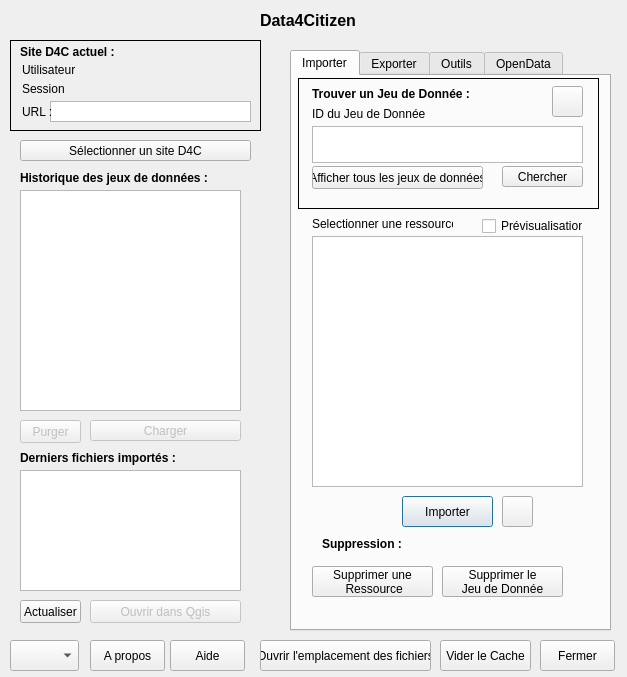
Above: d4c_api_dialog_base.ui from Pbeaucamp/qgis-d4c before the change. Below: the same form after it.
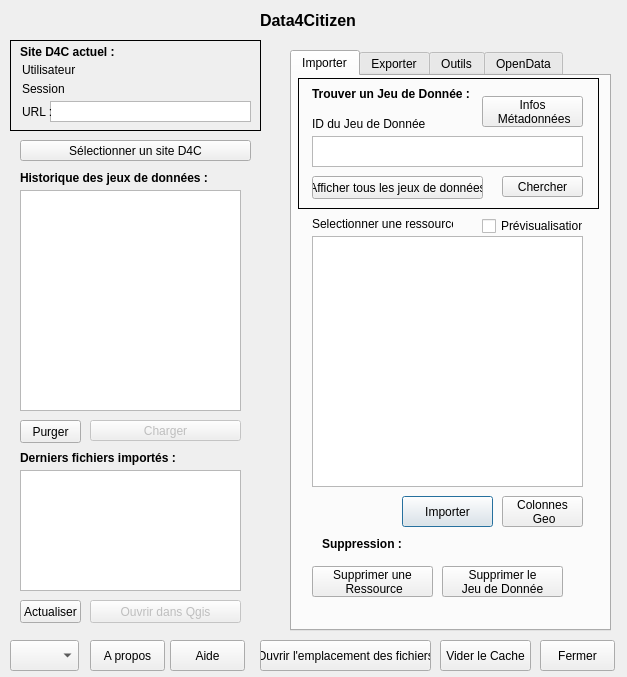
That is the form after the change. Icons and pictures are not drawn.

Patch:
```diff
--- a/d4c_api_dialog_base.ui
+++ b/d4c_api_dialog_base.ui
@@ -240,7 +240,7 @@
      <property name="geometry">
       <rect>
        <x>210</x>
-       <y>90</y>
+       <y>100</y>
        <width>81</width>
        <height>21</height>
       </rect>
@@ -256,7 +256,7 @@
      <property name="geometry">
       <rect>
        <x>20</x>
-       <y>30</y>
+       <y>40</y>
        <width>141</width>
        <height>16</height>
       </rect>
@@ -268,21 +268,25 @@
     <widget class="QPushButton" name="pushInfos">
      <property name="geometry">
       <rect>
-       <x>260</x>
-       <y>10</y>
-       <width>31</width>
+       <x>190</x>
+       <y>20</y>
+       <width>101</width>
        <height>31</height>
       </rect>
      </property>
+     <property name="layoutDirection">
+      <enum>Qt::LeftToRight</enum>
+     </property>
      <property name="text">
-      <string/>
+      <string>Infos 
+ Métadonnées</string>
      </property>
     </widget>
     <widget class="QPushButton" name="pushDisplayAllDatasets">
      <property name="geometry">
       <rect>
        <x>20</x>
-       <y>90</y>
+       <y>100</y>
        <width>171</width>
        <height>23</height>
       </rect>
@@ -327,9 +331,9 @@
      <property name="geometry">
       <rect>
        <x>20</x>
-       <y>50</y>
+       <y>60</y>
        <width>271</width>
-       <height>37</height>
+       <height>31</height>
       </rect>
      </property>
     </widget>
@@ -338,12 +342,13 @@
       <rect>
        <x>210</x>
        <y>420</y>
-       <width>31</width>
+       <width>81</width>
        <height>31</height>
       </rect>
      </property>
      <property name="text">
-      <string/>
+      <string>Colonnes 
+ Geo</string>
      </property>
     </widget>
     <zorder>label_8</zorder>
@@ -1366,7 +1371,7 @@
   </widget>
   <widget class="QPushButton" name="clearHistory">
    <property name="enabled">
-    <bool>false</bool>
+    <bool>true</bool>
    </property>
    <property name="geometry">
     <rect>
```
Left out of the diff: 16 changed lines with no effect on the pictures.
